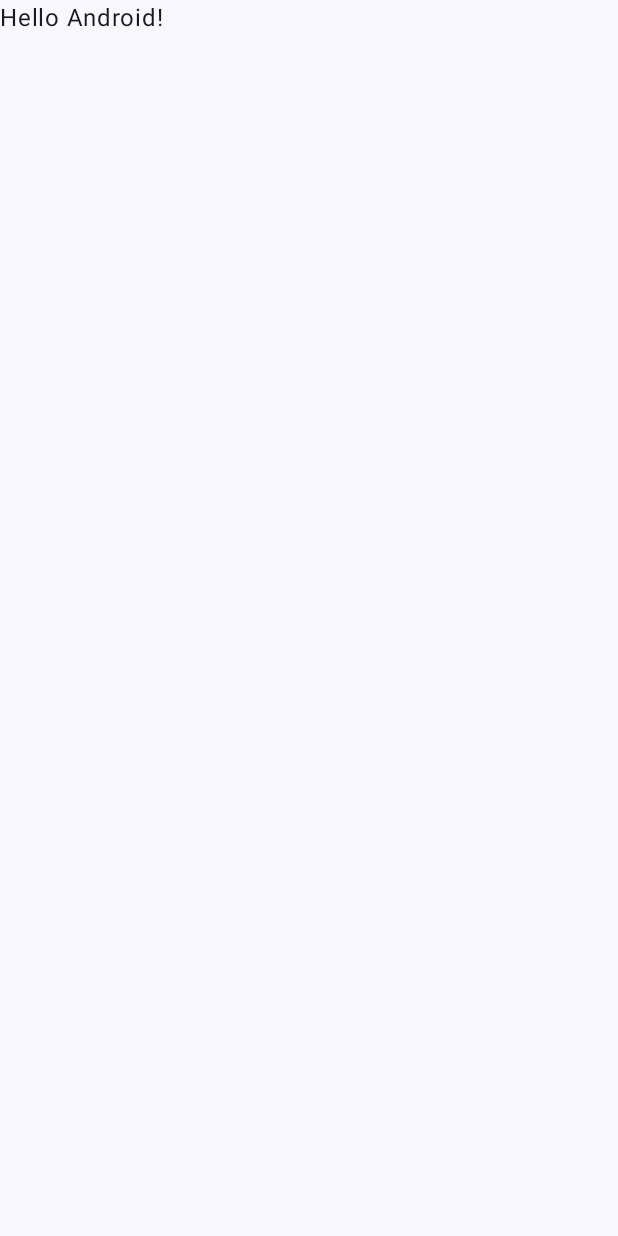
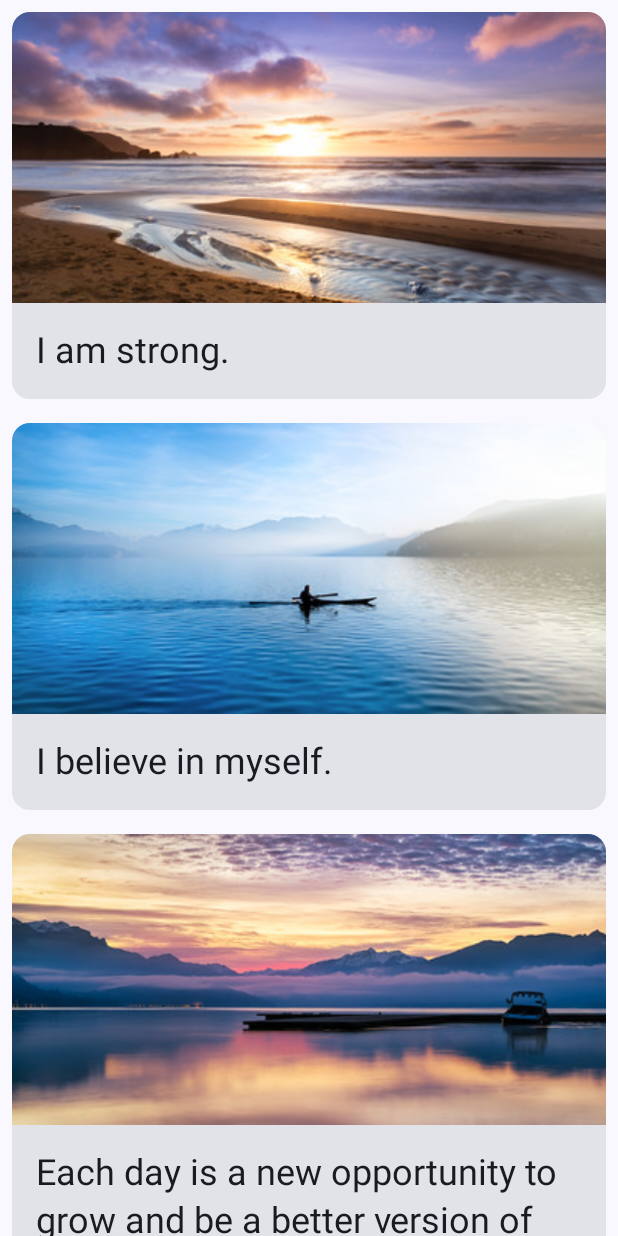
Before and after one commit to JDLO/projects-android-studio, an Android app built with Jetpack Compose: the screen it shows after launch (MainActivity), on a phone screen of 412 x 824 dp. Before the commit the screen is almost empty. Run offline under Robolectric (Android 15) with nearby library versions, the phone set to English and light mode, and no system bars.

Commit message:
Se termian el proyecto de Training Afirmation

```diff
--- a/TrainingAfirmation/app/src/main/java/com/example/trainingafirmation/MainActivity.kt
+++ b/TrainingAfirmation/app/src/main/java/com/example/trainingafirmation/MainActivity.kt
@@ -3,13 +3,28 @@ package com.example.trainingafirmation
 import android.os.Bundle
 import androidx.activity.ComponentActivity
 import androidx.activity.compose.setContent
+import androidx.compose.foundation.Image
+import androidx.compose.foundation.layout.Column
 import androidx.compose.foundation.layout.fillMaxSize
+import androidx.compose.foundation.layout.fillMaxWidth
+import androidx.compose.foundation.layout.height
+import androidx.compose.foundation.layout.padding
+import androidx.compose.foundation.lazy.LazyColumn
+import androidx.compose.foundation.lazy.items
+import androidx.compose.material3.Card
 import androidx.compose.material3.MaterialTheme
 import androidx.compose.material3.Surface
 import androidx.compose.material3.Text
 import androidx.compose.runtime.Composable
 import androidx.compose.ui.Modifier
+import androidx.compose.ui.layout.ContentScale
+import androidx.compose.ui.platform.LocalContext
+import androidx.compose.ui.res.painterResource
+import androidx.compose.ui.res.stringResource
 import androidx.compose.ui.tooling.preview.Preview
+import androidx.compose.ui.unit.dp
+import com.example.trainingafirmation.data.Datasource
+import com.example.trainingafirmation.model.Affirmation
 import com.example.trainingafirmation.ui.theme.TrainingAfirmationTheme
 
 class MainActivity : ComponentActivity() {
@@ -22,7 +37,7 @@ class MainActivity : ComponentActivity() {
                     modifier = Modifier.fillMaxSize(),
                     color = MaterialTheme.colorScheme.background
                 ) {
-                    Greeting("Android")
+                    AffirmationsApp()
                 }
             }
         }
@@ -30,17 +45,52 @@ class MainActivity : ComponentActivity() {
 }
 
 @Composable
-fun Greeting(name: String, modifier: Modifier = Modifier) {
-    Text(
-        text = "Hello $name!",
-        modifier = modifier
+fun AffirmationsApp() {
+    AffirmationList(
+        affirmationList = Datasource().loadAffirmations()
     )
 }
+
+@Composable
+fun AffirmationList(affirmationList: List<Affirmation>, modifier: Modifier = Modifier) {
+    LazyColumn(modifier = modifier){
+        items(affirmationList){afirmation ->
+            AffirmationCard(
+                affirmation = afirmation,
+                modifier = Modifier.padding(8.dp)
+            )
+
+        }
+    }
+}
+
+@Composable
+fun AffirmationCard(affirmation: Affirmation, modifier: Modifier = Modifier) {
+    Card(modifier = modifier){
+        Column() {
+            Image(
+                painter = painterResource(affirmation.imageResourceId ),
+                contentDescription = stringResource(affirmation.stringResourceId ),
+                modifier = Modifier
+                    .fillMaxWidth()
+                    .height(194.dp),
+                contentScale = ContentScale.Crop
+            )
+            Text(
+                text = LocalContext.current.getString(affirmation.stringResourceId),
+                modifier = Modifier.padding(16.dp),
+                style = MaterialTheme.typography.headlineSmall
+
+            )
+        }
+    }
+}
+
 
 @Preview(showBackground = true)
 @Composable
 fun GreetingPreview() {
     TrainingAfirmationTheme {
-        Greeting("Android")
+        AffirmationsApp()
     }
 }
--- /dev/null
+++ b/TrainingAfirmation/app/src/main/java/com/example/trainingafirmation/data/Datasource.kt
@@ -0,0 +1,20 @@
+package com.example.trainingafirmation.data
+
+import com.example.trainingafirmation.R
+import com.example.trainingafirmation.model.Affirmation
+
+class Datasource {
+    fun loadAffirmations(): List<Affirmation> {
+        return listOf<Affirmation>(
+            Affirmation(R.string.affirmation1, R.drawable.image1),
+            Affirmation(R.string.affirmation2, R.drawable.image2),
+            Affirmation(R.string.affirmation3, R.drawable.image3),
+            Affirmation(R.string.affirmation4, R.drawable.image4),
+            Affirmation(R.string.affirmation5, R.drawable.image5),
+            Affirmation(R.string.affirmation6, R.drawable.image6),
+            Affirmation(R.string.affirmation7, R.drawable.image7),
+            Affirmation(R.string.affirmation8, R.drawable.image8),
+            Affirmation(R.string.affirmation9, R.drawable.image9),
+            Affirmation(R.string.affirmation10, R.drawable.image10))
+    }
+}
--- /dev/null
+++ b/TrainingAfirmation/app/src/main/java/com/example/trainingafirmation/model/Affirmation.kt
@@ -0,0 +1,9 @@
+package com.example.trainingafirmation.model
+
+import androidx.annotation.DrawableRes
+import androidx.annotation.StringRes
+
+class Affirmation(
+    @StringRes val stringResourceId: Int,
+    @DrawableRes val imageResourceId: Int
+    ) {}
--- a/TrainingAfirmation/app/src/main/res/values/strings.xml
+++ b/TrainingAfirmation/app/src/main/res/values/strings.xml
@@ -1,3 +1,14 @@
 <resources>
     <string name="app_name">Training Afirmation</string>
+
+    <string name="affirmation1">I am strong.</string>
+    <string name="affirmation2">I believe in myself.</string>
+    <string name="affirmation3">Each day is a new opportunity to grow and be a better version of myself.</string>
+    <string name="affirmation4">Every challenge in my life is an opportunity to learn from.</string>
+    <string name="affirmation5">I have so much to be grateful for.</string>
+    <string name="affirmation6">Good things are always coming into my life.</string>
+    <string name="affirmation7">New opportunities await me at every turn.</string>
+    <string name="affirmation8">I have the courage to follow my heart.</string>
+    <string name="affirmation9">Things will unfold at precisely the right time.</string>
+    <string name="affirmation10">I will be present in all the moments that this day brings.</string>
 </resources>
```
Also changed, not shown: TrainingAfirmation/app/src/main/res/drawable/image1.jpg (added), TrainingAfirmation/app/src/main/res/drawable/image10.jpg (added), TrainingAfirmation/app/src/main/res/drawable/image2.jpg (added), TrainingAfirmation/app/src/main/res/drawable/image3.jpg (added), TrainingAfirmation/app/src/main/res/drawable/image4.jpg (added), TrainingAfirmation/app/src/main/res/drawable/image5.jpg (added), TrainingAfirmation/app/src/main/res/drawable/image6.jpg (added), TrainingAfirmation/app/src/main/res/drawable/image7.jpg (added), TrainingAfirmation/app/src/main/res/drawable/image8.jpg (added), TrainingAfirmation/app/src/main/res/drawable/image9.jpg (added).
